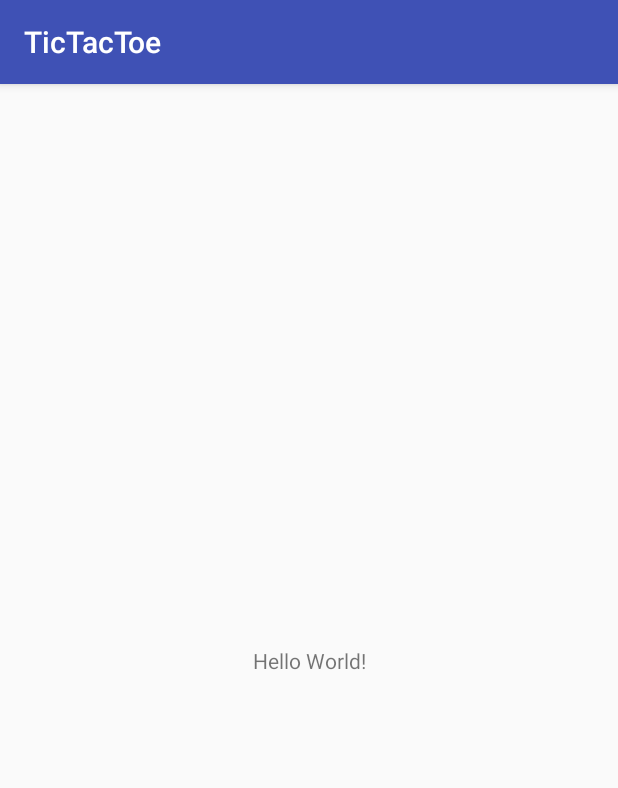
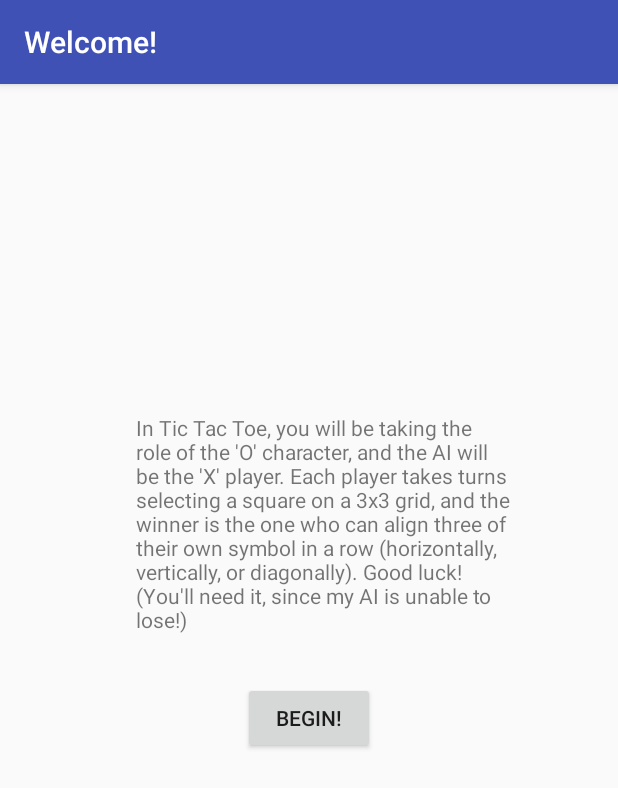
Before and after one commit to WillEccles/ttt-android, an Android app: the screen it shows after launch (PlayActivity before the commit, SplashActivity after it), on a phone screen of 412 x 824 dp. Shown: the top 788 px of the screen. Run offline under Robolectric (Android 15) with nearby library versions, the phone set to English and light mode, and no system bars.

Commit message:
added splash and stuff

```diff
--- a/app/src/main/AndroidManifest.xml
+++ b/app/src/main/AndroidManifest.xml
@@ -9,7 +9,9 @@
         android:roundIcon="@mipmap/ic_launcher_round"
         android:supportsRtl="true"
         android:theme="@style/AppTheme">
-        <activity android:name=".PlayActivity">
+        <activity android:name=".PlayActivity"></activity>
+        <activity android:name=".SplashActivity"
+            android:label="@string/splash_title">
             <intent-filter>
                 <action android:name="android.intent.action.MAIN" />
 
--- /dev/null
+++ b/app/src/main/java/me/willeccles/tictactoe/SplashActivity.java
@@ -0,0 +1,20 @@
+package me.willeccles.tictactoe;
+
+import android.content.Intent;
+import android.support.v7.app.AppCompatActivity;
+import android.os.Bundle;
+import android.view.View;
+
+public class SplashActivity extends AppCompatActivity {
+
+	@Override
+	protected void onCreate(Bundle savedInstanceState) {
+		super.onCreate(savedInstanceState);
+		setContentView(R.layout.activity_splash);
+	}
+
+	protected void beginClicked(View v) {
+		Intent intent = new Intent(this, PlayActivity.class);
+		startActivity(intent);
+	}
+}
--- /dev/null
+++ b/app/src/main/res/layout/activity_splash.xml
@@ -0,0 +1,36 @@
+<?xml version="1.0" encoding="utf-8"?>
+<android.support.constraint.ConstraintLayout xmlns:android="http://schemas.android.com/apk/res/android"
+    xmlns:app="http://schemas.android.com/apk/res-auto"
+    xmlns:tools="http://schemas.android.com/tools"
+    android:layout_width="match_parent"
+    android:layout_height="match_parent"
+    tools:context="me.willeccles.tictactoe.SplashActivity">
+
+    <TextView
+        android:id="@+id/textView"
+        android:layout_width="258dp"
+        android:layout_height="wrap_content"
+        android:layout_marginBottom="272dp"
+        android:layout_marginEnd="63dp"
+        android:layout_marginStart="63dp"
+        android:layout_marginTop="89dp"
+        android:text="@string/info"
+        app:layout_constraintBottom_toBottomOf="parent"
+        app:layout_constraintEnd_toEndOf="parent"
+        app:layout_constraintHorizontal_bias="1.0"
+        app:layout_constraintStart_toStartOf="parent"
+        app:layout_constraintTop_toTopOf="parent" />
+
+    <Button
+        android:id="@+id/button"
+        android:layout_width="wrap_content"
+        android:layout_height="wrap_content"
+        android:layout_marginEnd="148dp"
+        android:layout_marginStart="148dp"
+        android:layout_marginTop="32dp"
+        android:onClick="beginClicked"
+        android:text="@string/begin_button"
+        app:layout_constraintEnd_toEndOf="parent"
+        app:layout_constraintStart_toStartOf="parent"
+        app:layout_constraintTop_toBottomOf="@+id/textView" />
+</android.support.constraint.ConstraintLayout>
--- a/app/src/main/res/values/strings.xml
+++ b/app/src/main/res/values/strings.xml
@@ -1,3 +1,6 @@
 <resources>
     <string name="app_name">TicTacToe</string>
+    <string name="splash_title">Welcome!</string>
+    <string name="info">In Tic Tac Toe, you will be taking the role of the \'O\' character, and the AI will be the \'X\' player. Each player takes turns selecting a square on a 3x3 grid, and the winner is the one who can align three of their own symbol in a row (horizontally, vertically, or diagonally). Good luck! (You'll need it, since my AI is unable to lose!)</string>
+    <string name="begin_button">Begin!</string>
 </resources>
```
Also changed, not shown: app/src/main/res/layout/activity_play.xml (+103 -7 lines).
